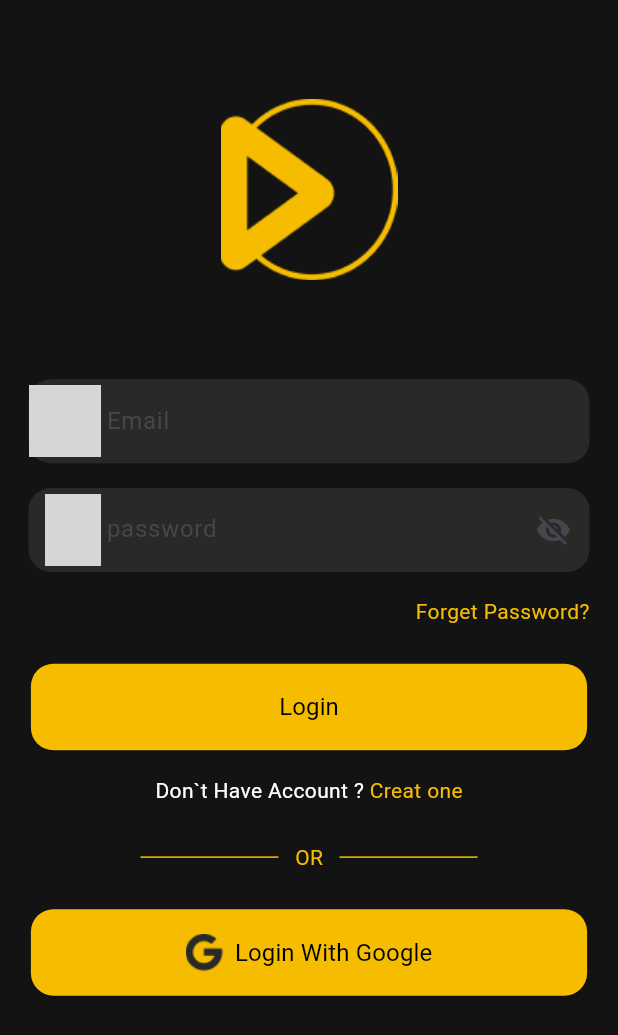
After one commit to saif4451/movies, a Flutter app: the Homescreen screen opened directly, on a phone screen of 412 x 824 dp. The commit adds this screen. Shown: the top 1035 px of the screen. Run offline on Flutter 3.47's test engine with Material 3 defaults, Android fonts, the phone set to English and light mode, and no system bars; our stand-ins replace easy_localization, flutter_svg; grey boxes are pictures that could not be loaded.

Commit message:
+ added login screen

```diff
--- a/analysis_options.yaml
+++ b/analysis_options.yaml
@@ -7,6 +7,15 @@
 
 # The following line activates a set of recommended lints for Flutter apps,
 # packages, and plugins designed to encourage good coding practices.
+analyzer:
+  exclude:
+    - build/**
+    - android/**
+    - ios/**
+    - web/**
+    - windows/**
+    - macos/**
+    - linux/**
 include: package:flutter_lints/flutter.yaml
 
 linter:
--- a/lib/core/utils/app_assets.dart
+++ b/lib/core/utils/app_assets.dart
@@ -29,6 +29,8 @@ class AppAssets {
   static const String onBoarding6on = 'assets/images/on_boarding5on.png' ;
   static const String onBoarding4 = 'assets/images/on_boarding6.png' ;
   static const String onBoarding4on = 'assets/images/on_boarding6on.png' ;
+  static const String logo = 'assets/images/logo.png' ;
+  static const String googleIcon = 'assets/images/googleIcon.png' ;
 
   static const String homeIcon = 'assets/icons/home_icon.svg' ;
   static const String searchIcon = 'assets/icons/search_icon.svg' ;
--- /dev/null
+++ b/lib/screens/authntication/login.dart
@@ -0,0 +1,212 @@
+import 'package:flutter/material.dart';
+import 'package:movies_app/core/utils/app_assets.dart';
+import 'package:movies_app/core/utils/app_colors.dart';
+
+class Homescreen extends StatefulWidget{
+
+  @override
+  State<Homescreen> createState() => _HomescreenState();
+}
+
+class _HomescreenState extends State<Homescreen> {
+  bool isPhidden = true;
+  @override
+  Widget build(BuildContext context) {
+
+    final size =MediaQuery.of(context).size;
+    double screenwidth= size.width;
+    double screenheight= size.height;
+
+    return Scaffold(
+      backgroundColor: AppColors.blackColor,
+      body: SingleChildScrollView(
+        child: Padding(
+          padding: const EdgeInsets.symmetric(horizontal: 19),
+          child: Column(
+            crossAxisAlignment: CrossAxisAlignment.center,
+            children: [
+              SizedBox(
+                height: screenheight*0.08,
+              ),
+              Image.asset(AppAssets.logo,width: 118,height: 121,fit: BoxFit.fill,),
+            SizedBox(
+              height: screenheight*0.08,
+            ),
+              TextFormField(
+
+                style: TextStyle(
+                    color: AppColors.whiteColor
+                ),
+                decoration: InputDecoration(
+                  filled: true,
+                  fillColor: AppColors.darkGrey,
+                  prefixIcon: Image.asset(AppAssets.emailIcon),
+                  hintText: 'Email',
+                  border: OutlineInputBorder(
+
+                    borderRadius: BorderRadius.circular(15),
+                    borderSide: BorderSide.none
+                  )
+
+                ),
+              ),
+              SizedBox(
+                height: screenheight*0.02,
+              ),
+              TextFormField(
+                style: TextStyle(
+                  color: AppColors.whiteColor
+                ),
+                obscureText: isPhidden,
+                decoration: InputDecoration(
+
+                  filled: true,
+                  fillColor: AppColors.darkGrey,
+                  suffixIcon: IconButton(
+                      onPressed: (){
+                      setState(() {
+                        isPhidden =! isPhidden;
+                      });
+                      },
+                      icon: Icon(
+                    isPhidden ?Icons.visibility_off
+                        : Icons.visibility
+                  )),
+                  prefixIcon: Padding(
+                    padding: const EdgeInsets.only(left: 11),
+                    child: Image.asset(AppAssets.passwordIcon),
+                  ),
+                  hintText: 'password',
+                  border: OutlineInputBorder(
+
+                    borderRadius: BorderRadius.circular(15),
+                    borderSide: BorderSide.none
+                  )
+
+                ),
+              ),
+              SizedBox(height: screenheight*0.02,),
+              Align(
+                alignment: Alignment.centerRight,
+                child: Text('Forget Password?',style: TextStyle(
+                  color: AppColors.primaryColor
+                )
+                ),
+              ),
+              SizedBox(height: screenheight*0.03,),
+              SizedBox(
+
+                width: screenwidth*0.9,
+                height: screenheight*0.07,
+                child: ElevatedButton(onPressed: (){},
+                  child:Text('Login',
+
+                  style: TextStyle(
+                    fontSize: 16,
+                    fontWeight: FontWeight.normal,
+                    color: Colors.black
+                  ),
+                  ),
+                  style: ElevatedButton.styleFrom(
+                      shape: RoundedRectangleBorder(
+                          borderRadius: BorderRadius.circular(15)
+                      ),
+                      backgroundColor:AppColors.primaryColor
+                  ),
+                ),
+
+              ),
+              SizedBox(
+                height: screenheight*0.02,
+              ),
+              Row(
+                mainAxisAlignment: MainAxisAlignment.center,
+                children: [
+                  Text('Don`t Have Account ? ',style: TextStyle(color: Colors.white),),
+                  Text('Creat one',style: TextStyle(color:AppColors.primaryColor),)
+                ],
+              ),
+              SizedBox(
+                height: screenheight*0.03,
+              ),
+              Row(
+                spacing: 11,
+                crossAxisAlignment: CrossAxisAlignment.center,
+                mainAxisAlignment: MainAxisAlignment.center,
+                children: [
+                  Container(
+                    color:AppColors.primaryColor,
+                    width: 92,
+                    height: 1,
+                  ),
+                  Text('OR',style: TextStyle(color: AppColors.primaryColor),),
+                  Container(
+                    color: AppColors.primaryColor,
+                    width: 92,
+                    height: 1,
+                  ),
+                ],
+              ),
+              SizedBox(
+                height: screenheight*0.03,
+              ),
+
+
+
+
+
+
+
+              SizedBox(
+
+                width: screenwidth*0.9,
+                height: screenheight*0.07,
+                child: ElevatedButton(onPressed: (){},
+                    child:Row(
+                      spacing: 8,
+                      mainAxisAlignment: MainAxisAlignment.center,
+                      children: [Image.asset(AppAssets.googleIcon,width: screenwidth*0.06,height: screenheight*0.3,)
+                      ,Text('Login With Google',style: TextStyle(
+                          fontSize: 16,
+                          fontWeight: FontWeight.normal,
+                          color: Colors.black
+                        ),
+                        )
+                      ],
+
+                    ),
+                  style: ElevatedButton.styleFrom(
+                    shape: RoundedRectangleBorder(
+                      borderRadius: BorderRadius.circular(15)
+                    ),
+                    backgroundColor: AppColors.primaryColor
+                  ),
+                ),
+
+              )
+
+            ],
+          ),
+        ),
+      ),
+    );
+  }
+}
+// FloatingActionButton(onPressed: (){},
+// child: Stack(
+// alignment: Alignment.center,
+// children: [
+// Container(
+// width: screenwidth*0.9,
+// height: double.infinity,
+// decoration: BoxDecoration(
+// color: AppClors.primary
+// ),
+// ),
+// Row(
+// children: [
+// Image.asset(Appassets.googleicon,width: screenwidth*0.06,height: screenheight*0.3,)
+// ],
+// )
+// ],
+// ),)
```
Also changed, not shown: assets/images/googleIcon.png (added), assets/images/logo.png (added), pubspec.lock.
